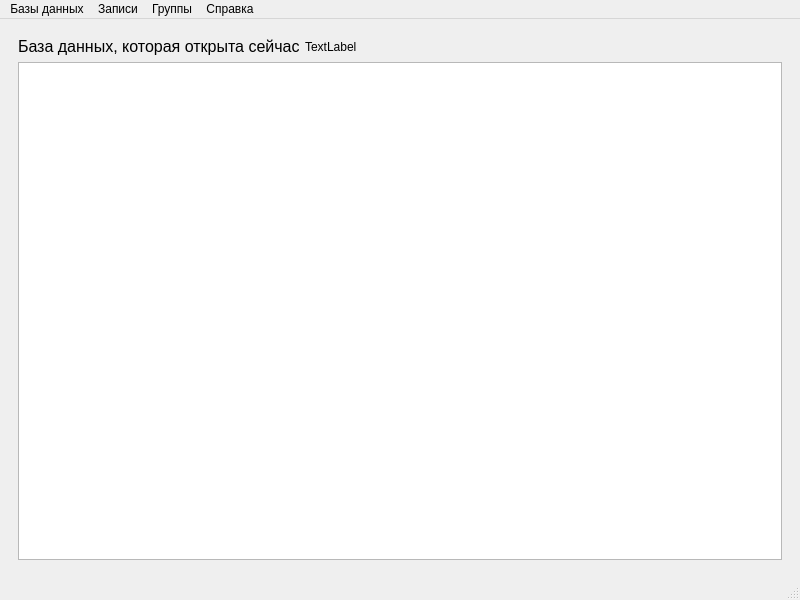
Above: mainwindow.ui from SNEGIKON13/Password-Manager before the change. Below: the same form after it.
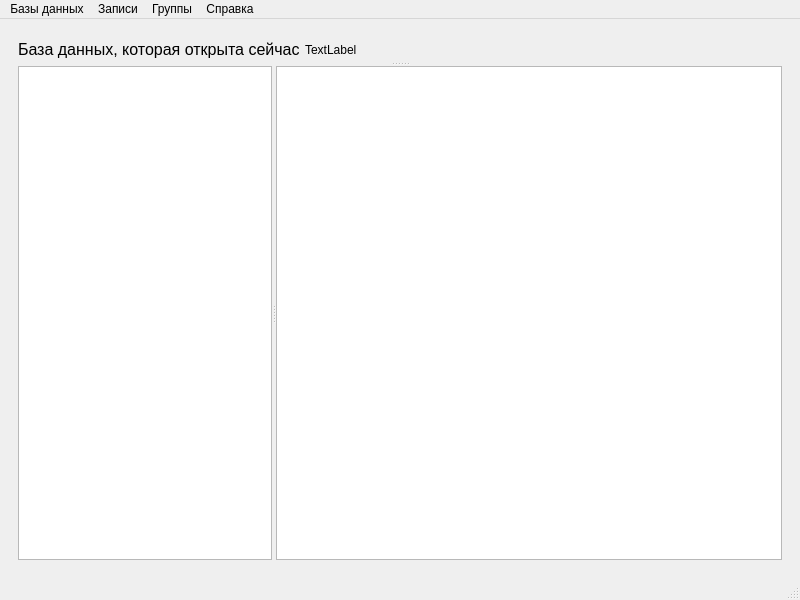
That is the form after the change.

Patch:
```diff
--- a/mainwindow.ui
+++ b/mainwindow.ui
@@ -21,10 +21,13 @@
        <number>0</number>
       </property>
       <widget class="QWidget" name="pageBaseView">
-       <layout class="QGridLayout" name="gridLayout">
-        <item row="0" column="0">
-         <layout class="QVBoxLayout" name="verticalLayout">
-          <item>
+       <layout class="QVBoxLayout" name="verticalLayout">
+        <item>
+         <widget class="QSplitter" name="splitter_2">
+          <property name="orientation">
+           <enum>Qt::Vertical</enum>
+          </property>
+          <widget class="QWidget" name="layoutWidget">
            <layout class="QHBoxLayout" name="horizontalLayout">
             <item>
              <widget class="QLabel" name="label">
@@ -50,11 +53,22 @@
              </widget>
             </item>
            </layout>
-          </item>
-          <item>
-           <widget class="QTableWidget" name="tableWidget"/>
-          </item>
-         </layout>
+          </widget>
+          <widget class="QSplitter" name="splitter">
+           <property name="orientation">
+            <enum>Qt::Horizontal</enum>
+           </property>
+           <widget class="QListWidget" name="listWidget"/>
+           <widget class="QTableWidget" name="tableWidget">
+            <property name="minimumSize">
+             <size>
+              <width>506</width>
+              <height>494</height>
+             </size>
+            </property>
+           </widget>
+          </widget>
+         </widget>
         </item>
        </layout>
       </widget>
```
